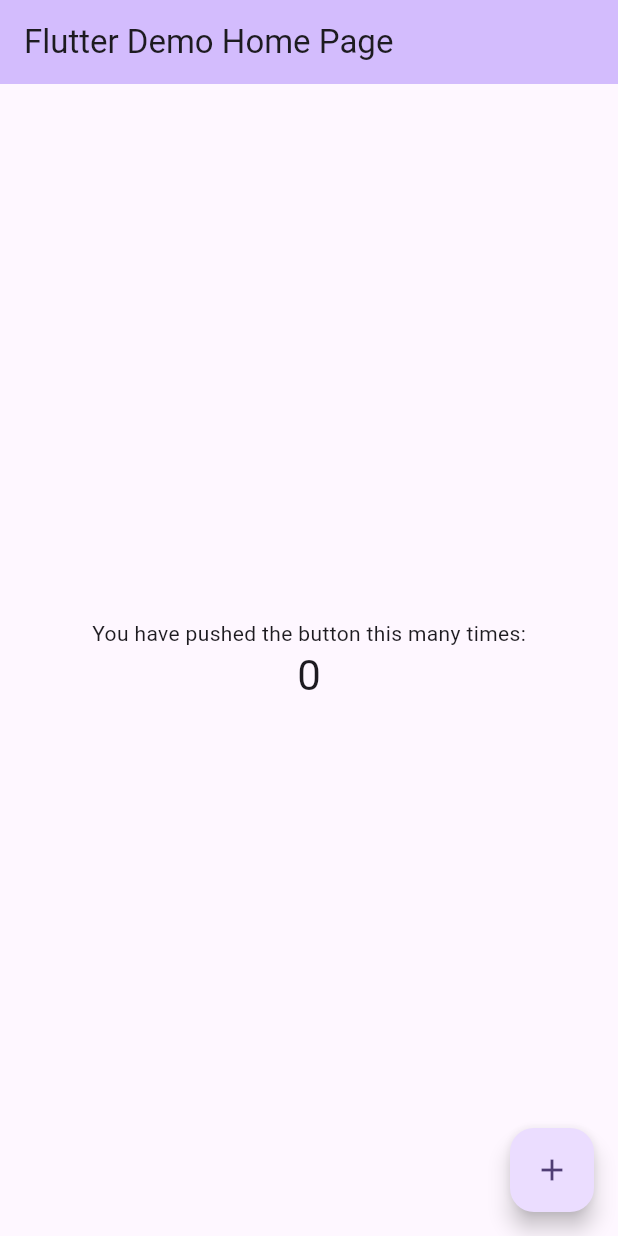
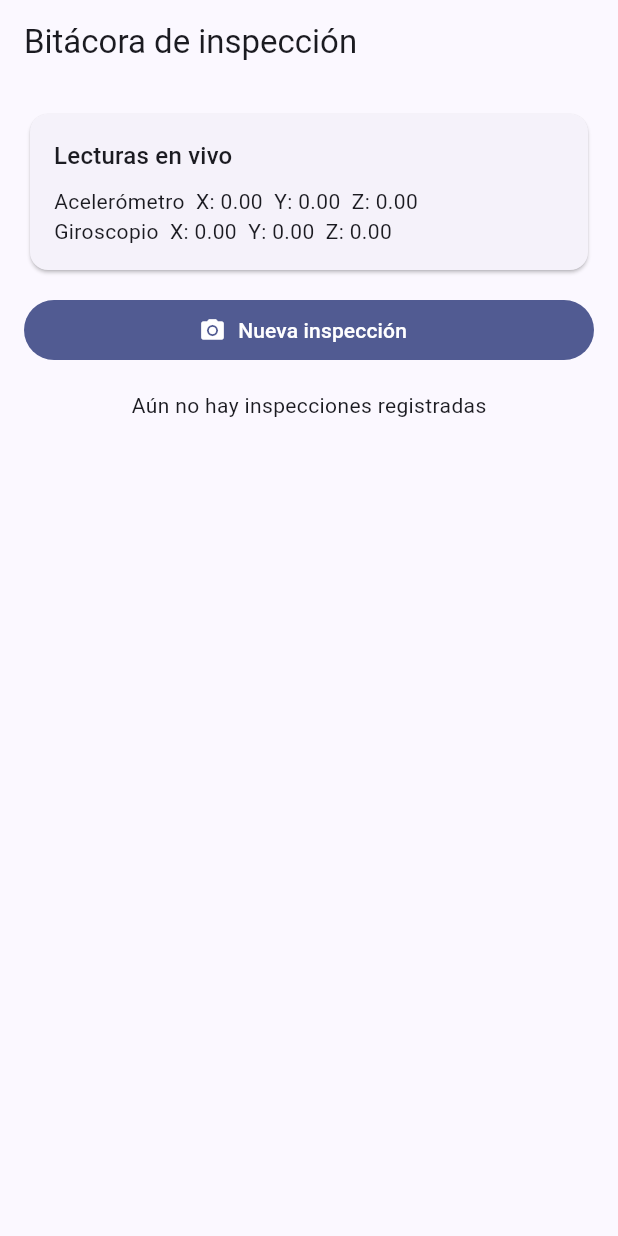
Before and after one commit to ckjosu/practica-5-api, a Flutter app: the screen it shows after launch, on a phone screen of 412 x 824 dp. Run offline on Flutter 3.47's test engine with Material 3 defaults, Android fonts, the phone set to English and light mode, and no system bars; our stand-ins replace image_picker, sensors_plus.

Commit message:
feat: ejercicio evaluable bitacora de inspeccion

```diff
--- a/lib/main.dart
+++ b/lib/main.dart
@@ -1,122 +1,170 @@
+import 'dart:async';
+import 'dart:io';
+
 import 'package:flutter/material.dart';
+import 'package:flutter/services.dart';
+import 'package:image_picker/image_picker.dart';
+import 'package:sensors_plus/sensors_plus.dart';
 
-void main() {
-  runApp(const MyApp());
+import 'registro.dart';
+
+void main() => runApp(
+  MaterialApp(
+    debugShowCheckedModeBanner: false,
+    title: 'Bitácora de inspección',
+    theme: ThemeData(colorSchemeSeed: Colors.indigo, useMaterial3: true),
+    home: const BitacoraPage(),
+  ),
+);
+
+class BitacoraPage extends StatefulWidget {
+  const BitacoraPage({super.key});
+  @override
+  State<BitacoraPage> createState() => _BitacoraPageState();
 }
 
-class MyApp extends StatelessWidget {
-  const MyApp({super.key});
+class _BitacoraPageState extends State<BitacoraPage> {
+  final List<Registro> _registros = [];
+  List<double> _acel = [0, 0, 0];
+  List<double> _giro = [0, 0, 0];
+  String _mensaje = '';
+  StreamSubscription<AccelerometerEvent>? _acelSub;
+  StreamSubscription<GyroscopeEvent>? _giroSub;
 
-  // This widget is the root of your application.
   @override
-  Widget build(BuildContext context) {
-    return MaterialApp(
-      title: 'Flutter Demo',
-      theme: ThemeData(
-        // This is the theme of your application.
-        //
-        // TRY THIS: Try running your application with "flutter run". You'll see
-        // the application has a purple toolbar. Then, without quitting the app,
-        // try changing the seedColor in the colorScheme below to Colors.green
-        // and then invoke "hot reload" (save your changes or press the "hot
-        // reload" button in a Flutter-supported IDE, or press "r" if you used
-        // the command line to start the app).
-        //
-        // Notice that the counter didn't reset back to zero; the application
-        // state is not lost during the reload. To reset the state, use hot
-        // restart instead.
-        //
-        // This works for code too, not just values: Most code changes can be
-        // tested with just a hot reload.
-        colorScheme: .fromSeed(seedColor: Colors.deepPurple),
+  void initState() {
+    super.initState();
+    _acelSub = accelerometerEventStream().listen(
+      (e) {
+        if (mounted) setState(() => _acel = [e.x, e.y, e.z]);
+      },
+      onError: (_) {
+        if (mounted) setState(() => _mensaje = 'Acelerómetro no disponible');
+      },
+    );
+    _giroSub = gyroscopeEventStream().listen(
+      (e) {
+        if (mounted) setState(() => _giro = [e.x, e.y, e.z]);
+      },
+      onError: (_) {
+        if (mounted) setState(() => _mensaje = 'Giroscopio no disponible');
+      },
+    );
+  }
+
+  @override
+  void dispose() {
+    _acelSub?.cancel();
+    _giroSub?.cancel();
+    super.dispose();
+  }
+
+  Future<void> _nuevaInspeccion() async {
+    try {
+      final f = await ImagePicker().pickImage(
+        source: ImageSource.camera,
+        imageQuality: 75,
+      );
+      if (f == null) {
+        setState(() => _mensaje = 'Captura cancelada');
+        return;
+      }
+      setState(() {
+        _registros.insert(
+          0,
+          Registro(
+            rutaFoto: f.path,
+            fecha: DateTime.now(),
+            acelerometro: List.of(_acel),
+            giroscopio: List.of(_giro),
           ),
-      home: const MyHomePage(title: 'Flutter Demo Home Page'),
         );
+        _mensaje = 'Inspección registrada';
+      });
+    } on PlatformException catch (e) {
+      setState(
+        () => _mensaje = e.code == 'camera_access_denied'
+            ? 'Permiso de cámara denegado. Actívalo en Ajustes del dispositivo.'
+            : 'Error de cámara: ${e.message ?? e.code}',
+      );
+    } catch (e) {
+      setState(() => _mensaje = 'No se pudo usar la cámara: $e');
     }
   }
 
-class MyHomePage extends StatefulWidget {
-  const MyHomePage({super.key, required this.title});
+  @override
+  Widget build(BuildContext context) => Scaffold(
+    appBar: AppBar(title: const Text('Bitácora de inspección')),
+    body: ListView(
+      padding: const EdgeInsets.all(16),
+      children: [
+        Card(
+          child: Padding(
+            padding: const EdgeInsets.all(16),
+            child: Column(
+              crossAxisAlignment: CrossAxisAlignment.start,
+              children: [
+                Text(
+                  'Lecturas en vivo',
+                  style: Theme.of(context).textTheme.titleMedium,
+                ),
+                const SizedBox(height: 8),
+                Text('Acelerómetro  ${Registro.vector(_acel)}'),
+                Text('Giroscopio  ${Registro.vector(_giro)}'),
+              ],
+            ),
+          ),
+        ),
+        const SizedBox(height: 12),
+        FilledButton.icon(
+          onPressed: _nuevaInspeccion,
+          icon: const Icon(Icons.camera_alt),
+          label: const Text('Nueva inspección'),
+        ),
+        if (_mensaje.isNotEmpty)
+          Padding(
+            padding: const EdgeInsets.only(top: 8),
+            child: Text(_mensaje),
+          ),
+        const SizedBox(height: 16),
+        if (_registros.isEmpty)
+          const Center(child: Text('Aún no hay inspecciones registradas')),
+        for (final r in _registros) _TarjetaEvidencia(registro: r),
+      ],
+    ),
+  );
+}
 
-  // This widget is the home page of your application. It is stateful, meaning
-  // that it has a State object (defined below) that contains fields that affect
-  // how it looks.
-
-  // This class is the configuration for the state. It holds the values (in this
-  // case the title) provided by the parent (in this case the App widget) and
-  // used by the build method of the State. Fields in a Widget subclass are
-  // always marked "final".
-
-  final String title;
+class _TarjetaEvidencia extends StatelessWidget {
+  final Registro registro;
+  const _TarjetaEvidencia({required this.registro});
 
   @override
-  State<MyHomePage> createState() => _MyHomePageState();
-}
-
-class _MyHomePageState extends State<MyHomePage> {
-  int _counter = 0;
-
-  void _incrementCounter() {
-    setState(() {
-      // This call to setState tells the Flutter framework that something has
-      // changed in this State, which causes it to rerun the build method below
-      // so that the display can reflect the updated values. If we changed
-      // _counter without calling setState(), then the build method would not be
-      // called again, and so nothing would appear to happen.
-      _counter++;
-    });
-  }
-
-  @override
-  Widget build(BuildContext context) {
-    // This method is rerun every time setState is called, for instance as done
-    // by the _incrementCounter method above.
-    //
-    // The Flutter framework has been optimized to make rerunning build methods
-    // fast, so that you can just rebuild anything that needs updating rather
-    // than having to individually change instances of widgets.
-    return Scaffold(
-      appBar: AppBar(
-        // TRY THIS: Try changing the color here to a specific color (to
-        // Colors.amber, perhaps?) and trigger a hot reload to see the AppBar
-        // change color while the other colors stay the same.
-        backgroundColor: Theme.of(context).colorScheme.inversePrimary,
-        // Here we take the value from the MyHomePage object that was created by
-        // the App.build method, and use it to set our appbar title.
-        title: Text(widget.title),
+  Widget build(BuildContext context) => Card(
+    clipBehavior: Clip.antiAlias,
+    margin: const EdgeInsets.only(bottom: 12),
+    child: Column(
+      crossAxisAlignment: CrossAxisAlignment.start,
+      children: [
+        Image.file(
+          File(registro.rutaFoto),
+          height: 220,
+          width: double.infinity,
+          fit: BoxFit.cover,
         ),
-      body: Center(
-        // Center is a layout widget. It takes a single child and positions it
-        // in the middle of the parent.
+        Padding(
+          padding: const EdgeInsets.all(12),
           child: Column(
-          // Column is also a layout widget. It takes a list of children and
-          // arranges them vertically. By default, it sizes itself to fit its
-          // children horizontally, and tries to be as tall as its parent.
-          //
-          // Column has various properties to control how it sizes itself and
-          // how it positions its children. Here we use mainAxisAlignment to
-          // center the children vertically; the main axis here is the vertical
-          // axis because Columns are vertical (the cross axis would be
-          // horizontal).
-          //
-          // TRY THIS: Invoke "debug painting" (choose the "Toggle Debug Paint"
-          // action in the IDE, or press "p" in the console), to see the
-          // wireframe for each widget.
-          mainAxisAlignment: .center,
+            crossAxisAlignment: CrossAxisAlignment.start,
             children: [
-            const Text('You have pushed the button this many times:'),
-            Text(
-              '$_counter',
-              style: Theme.of(context).textTheme.headlineMedium,
+              Text('Fecha y hora: ${registro.fechaTexto}'),
+              const SizedBox(height: 4),
+              Text('Acelerómetro  ${Registro.vector(registro.acelerometro)}'),
+              Text('Giroscopio  ${Registro.vector(registro.giroscopio)}'),
+            ],
+          ),
         ),
       ],
     ),
-      ),
-      floatingActionButton: FloatingActionButton(
-        onPressed: _incrementCounter,
-        tooltip: 'Increment',
-        child: const Icon(Icons.add),
-      ),
   );
 }
-}
--- /dev/null
+++ b/lib/registro.dart
@@ -0,0 +1,20 @@
+import 'package:intl/intl.dart';
+
+class Registro {
+  final String rutaFoto;
+  final DateTime fecha;
+  final List<double> acelerometro;
+  final List<double> giroscopio;
+
+  const Registro({
+    required this.rutaFoto,
+    required this.fecha,
+    required this.acelerometro,
+    required this.giroscopio,
+  });
+
+  String get fechaTexto => DateFormat('dd/MM/yyyy HH:mm:ss').format(fecha);
+
+  static String vector(List<double> v) =>
+      'X: ${v[0].toStringAsFixed(2)}  Y: ${v[1].toStringAsFixed(2)}  Z: ${v[2].toStringAsFixed(2)}';
+}
--- a/pubspec.yaml
+++ b/pubspec.yaml
@@ -35,6 +35,9 @@ dependencies:
   # Use with the CupertinoIcons class for iOS style icons.
   cupertino_icons: ^1.0.8
   http: ^1.6.0
+  image_picker: ^1.2.4
+  sensors_plus: ^7.1.1
+  intl: ^0.20.3
 
 dev_dependencies:
   flutter_test:
```
Also changed, not shown: pubspec.lock, 4 other files. Lines whose indentation alone changed are shown as unchanged.
